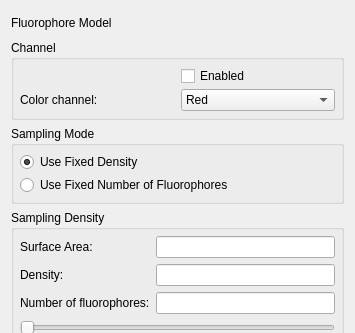
Above: apps/MicroscopeSimulator/FluorophoreModelDialog.ui from CISMM/MicroscopeSimulator2 before the change; both pictures show x 0 to 355 and y 0 to 333 of the 355 by 552 pixel window. Below: the same form after it.
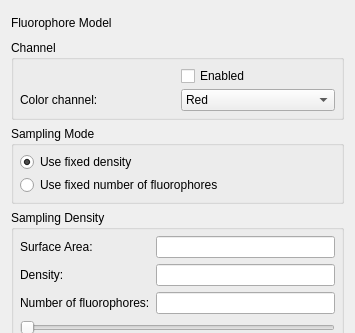
That is the form after the change.

Patch:
```diff
--- a/apps/MicroscopeSimulator/FluorophoreModelDialog.ui
+++ b/apps/MicroscopeSimulator/FluorophoreModelDialog.ui
@@ -98,7 +98,7 @@
       <item>
        <widget class="QRadioButton" name="gui_useFixedDensity">
         <property name="text">
-         <string>Use Fixed Density</string>
+         <string>Use fixed density</string>
         </property>
         <property name="checked">
          <bool>true</bool>
@@ -108,7 +108,7 @@
       <item>
        <widget class="QRadioButton" name="gui_useFixedNumberOfFluorophores">
         <property name="text">
-         <string>Use Fixed Number of Fluorophores</string>
+         <string>Use fixed number of fluorophores</string>
         </property>
        </widget>
       </item>
```
